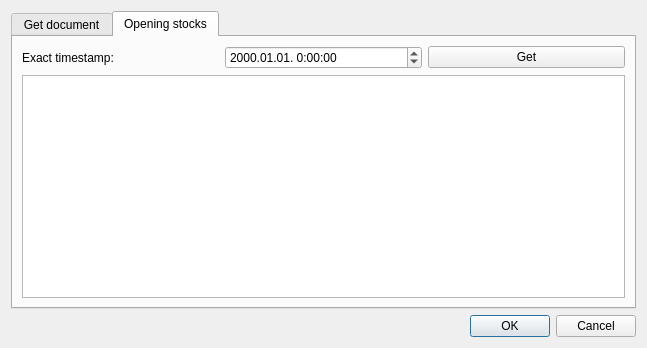
The window that dialogndnmonitoring.ui (martonmiklos/ndn_tester) describes before a commit, drawn with Qt 5.
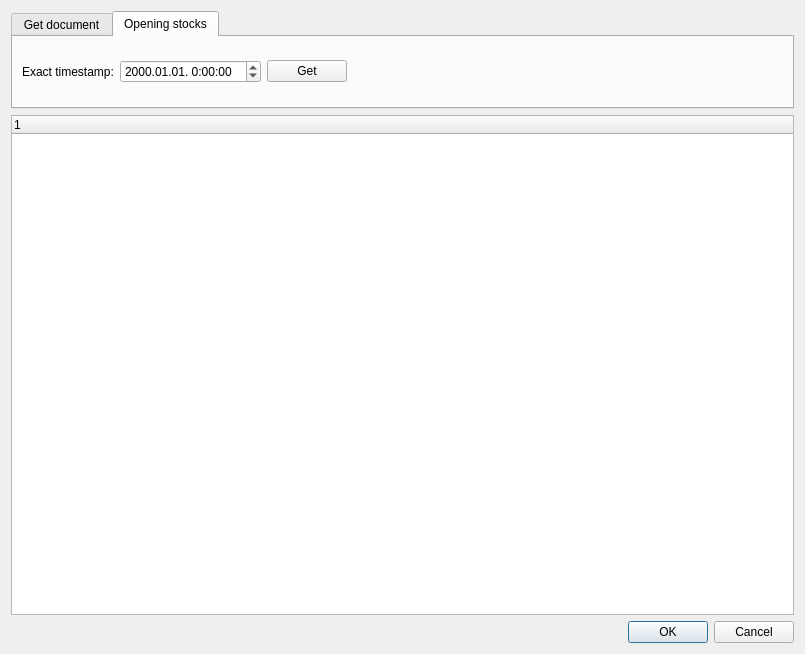
The same window after the commit. The open tabs and pages were chosen to show the change. Custom widgets are drawn as their Qt base class.

Commit message: - Separated Stock an Sales MovementTypeCombobox - The tableview from the Movement tester dialog's Opening stock tab had been removed both transaction monitoring uses a TreeWidget now. - The Submitting of the Sales and Stock documents works now. - Added IsStorno and ReasonCodeNeeded flags to the Movementtypes in the database - Fixed Movement and ReasonTypeComboBoxes type and reasonCode and movementType members (they had returned with an invalid value) - Removed OpeningStockModel as it is not used anymore

```diff
--- a/dialogndnmonitoring.ui
+++ b/dialogndnmonitoring.ui
@@ -6,15 +6,15 @@
    <rect>
     <x>0</x>
     <y>0</y>
-    <width>647</width>
-    <height>348</height>
+    <width>805</width>
+    <height>654</height>
    </rect>
   </property>
   <property name="windowTitle">
    <string>NDN Monitoring dialog (only for development purposes!!!)</string>
   </property>
   <layout class="QGridLayout" name="gridLayout">
-   <item row="2" column="0">
+   <item row="3" column="0">
     <widget class="QDialogButtonBox" name="buttonBox">
      <property name="orientation">
       <enum>Qt::Horizontal</enum>
@@ -26,17 +26,20 @@
    </item>
    <item row="0" column="0">
     <widget class="QTabWidget" name="tabWidget">
+     <property name="sizePolicy">
+      <sizepolicy hsizetype="Expanding" vsizetype="Minimum">
+       <horstretch>0</horstretch>
+       <verstretch>0</verstretch>
+      </sizepolicy>
+     </property>
      <property name="currentIndex">
-      <number>0</number>
+      <number>1</number>
      </property>
      <widget class="QWidget" name="tabGetDocument">
       <attribute name="title">
        <string>Get document</string>
       </attribute>
       <layout class="QGridLayout" name="gridLayout_3">
-       <item row="2" column="0">
-        <widget class="QTableView" name="tableViewGetDocument"/>
-       </item>
        <item row="0" column="0">
         <layout class="QGridLayout" name="gridLayout_4">
          <item row="0" column="1">
@@ -57,7 +60,7 @@
           </widget>
          </item>
          <item row="1" column="1">
-          <widget class="QComboBox" name="comboBoxMovementType"/>
+          <widget class="NDNMovementTypeComboBox" name="comboBoxMovementType"/>
          </item>
          <item row="0" column="4" rowspan="2">
           <widget class="QPushButton" name="pushButtonGetDocument">
@@ -68,6 +71,19 @@
          </item>
         </layout>
        </item>
+       <item row="0" column="1">
+        <spacer name="horizontalSpacer">
+         <property name="orientation">
+          <enum>Qt::Horizontal</enum>
+         </property>
+         <property name="sizeHint" stdset="0">
+          <size>
+           <width>40</width>
+           <height>20</height>
+          </size>
+         </property>
+        </spacer>
+       </item>
       </layout>
      </widget>
      <widget class="QWidget" name="tabOpenIngStock">
@@ -98,21 +114,46 @@
            </property>
           </widget>
          </item>
+         <item>
+          <spacer name="horizontalSpacer_2">
+           <property name="orientation">
+            <enum>Qt::Horizontal</enum>
+           </property>
+           <property name="sizeHint" stdset="0">
+            <size>
+             <width>40</width>
+             <height>20</height>
+            </size>
+           </property>
+          </spacer>
+         </item>
         </layout>
        </item>
-       <item row="1" column="0">
-        <widget class="QTableView" name="tableViewOpeningStock">
-         <attribute name="horizontalHeaderStretchLastSection">
-          <bool>true</bool>
-         </attribute>
-        </widget>
-       </item>
       </layout>
      </widget>
     </widget>
    </item>
+   <item row="2" column="0">
+    <widget class="QTreeWidget" name="treeWidgetGetDocument">
+     <property name="columnCount">
+      <number>1</number>
+     </property>
+     <column>
+      <property name="text">
+       <string notr="true">1</string>
+      </property>
+     </column>
+    </widget>
+   </item>
   </layout>
  </widget>
+ <customwidgets>
+  <customwidget>
+   <class>NDNMovementTypeComboBox</class>
+   <extends>QComboBox</extends>
+   <header>../ndnwidgets.h</header>
+  </customwidget>
+ </customwidgets>
  <resources/>
  <connections>
   <connection>
```
The commit also changes 14 other files.
